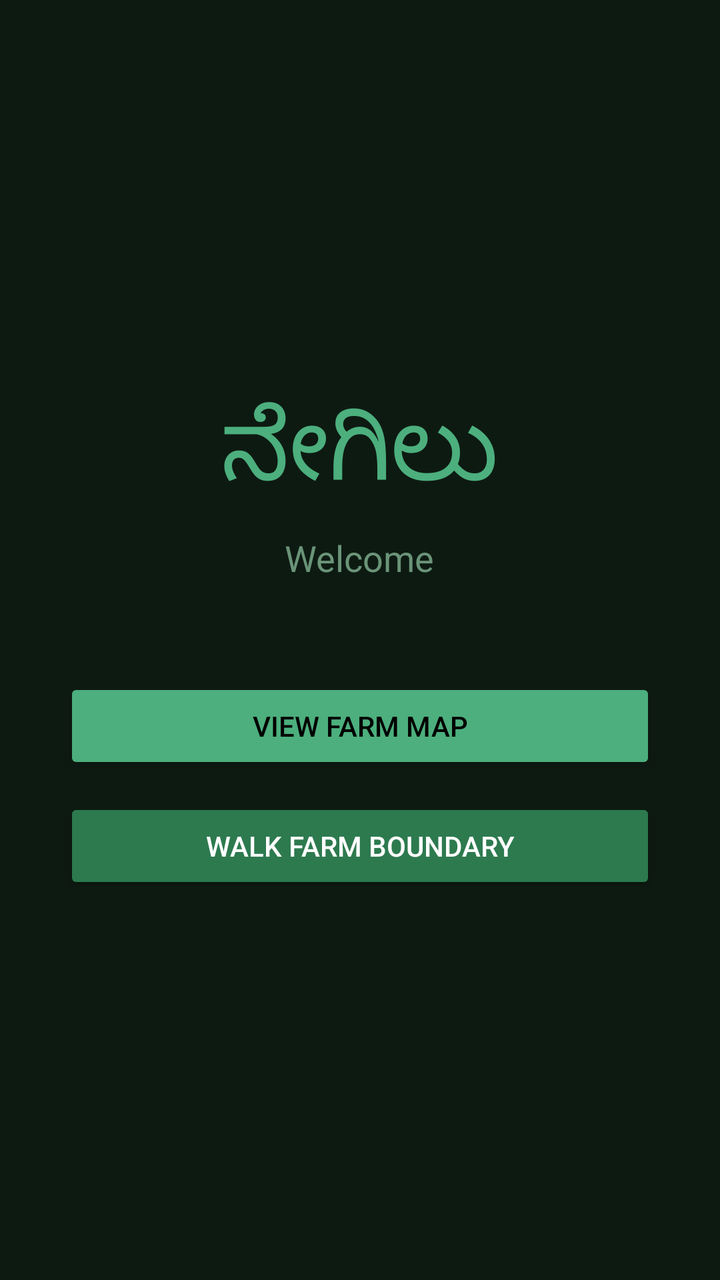
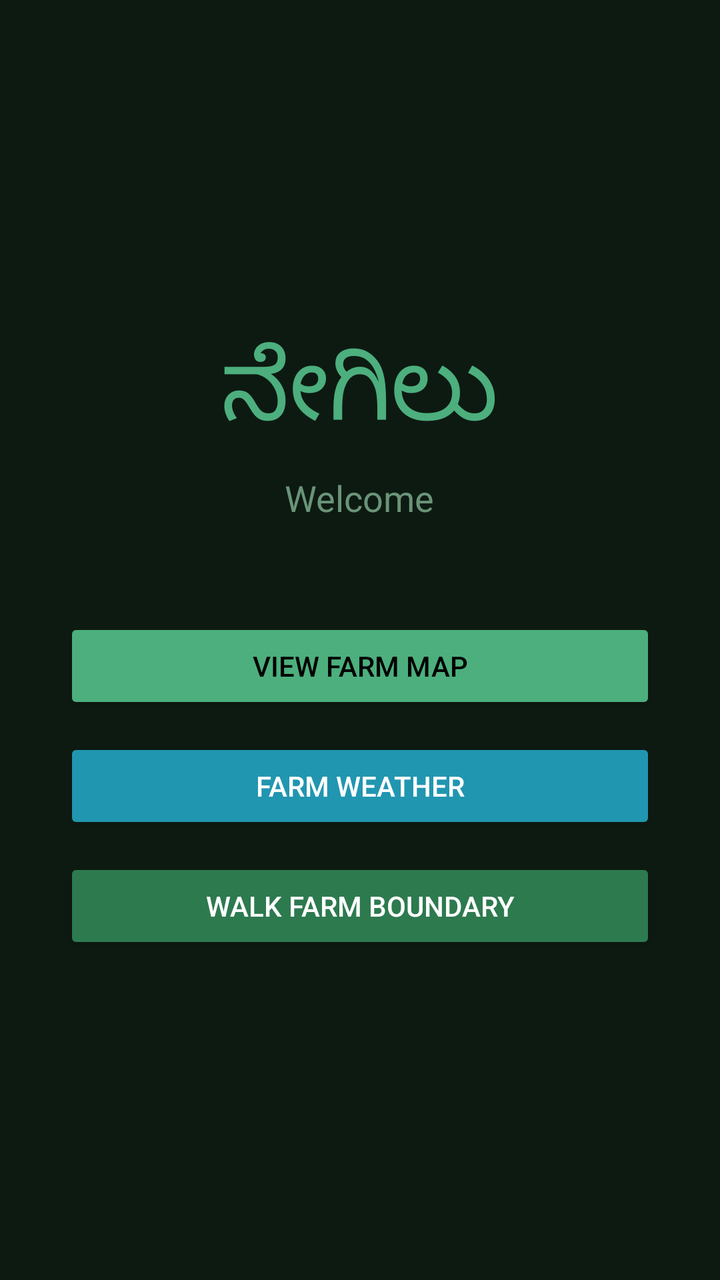

Screens rendered from an Android XML layout before and after an edit, with the pre-edit source and the edit as a unified diff.
<!-- AndroidManifest.xml: application theme Theme.Negilu -->
<!-- res/layout/activity_main.xml -->
<?xml version="1.0" encoding="utf-8"?>
<LinearLayout xmlns:android="http://schemas.android.com/apk/res/android"
    android:layout_width="match_parent"
    android:layout_height="match_parent"
    android:orientation="vertical"
    android:padding="32dp"
    android:gravity="center_vertical"
    android:background="#0d1a12">

    <TextView
        android:layout_width="wrap_content"
        android:layout_height="wrap_content"
        android:text="ನೇಗಿಲು"
        android:textSize="48sp"
        android:textColor="#4caf7d"
        android:layout_gravity="center_horizontal"
        android:layout_marginBottom="8dp"/>

    <TextView
        android:id="@+id/welcomeText"
        android:layout_width="wrap_content"
        android:layout_height="wrap_content"
        android:text="Welcome"
        android:textSize="18sp"
        android:textColor="#6a9478"
        android:layout_gravity="center_horizontal"
        android:gravity="center"
        android:layout_marginBottom="48dp"/>

    <Button
        android:id="@+id/viewMapButton"
        android:layout_width="match_parent"
        android:layout_height="wrap_content"
        android:text="View Farm Map"
        android:backgroundTint="#4caf7d"
        android:textColor="#000000"
        android:padding="14dp"
        android:layout_marginBottom="12dp"/>

    <Button
        android:id="@+id/boundaryWalkButton"
        android:layout_width="match_parent"
        android:layout_height="wrap_content"
        android:text="Walk Farm Boundary"
        android:backgroundTint="#2d7a4f"
        android:textColor="#ffffff"
        android:padding="14dp"/>

</LinearLayout>
<!-- resources referenced by this layout -->
<resources>
  <style name="Theme.Negilu" parent="Theme.MaterialComponents.DayNight.DarkActionBar">
          
          <item name="colorPrimary">@color/purple_500</item>
          <item name="colorPrimaryVariant">@color/purple_700</item>
          <item name="colorOnPrimary">@color/white</item>
          
          <item name="colorSecondary">@color/teal_200</item>
          <item name="colorSecondaryVariant">@color/teal_700</item>
          <item name="colorOnSecondary">@color/black</item>
          
          <item name="android:statusBarColor">?attr/colorPrimaryVariant</item>
          
      </style>
  <color name="purple_500">#FF6200EE</color>
  <color name="purple_700">#FF3700B3</color>
  <color name="white">#FFFFFFFF</color>
  <color name="teal_200">#FF03DAC5</color>
  <color name="teal_700">#FF018786</color>
  <color name="black">#FF000000</color>
</resources>

<!-- the commit's change to res/layout/activity_main.xml (unified diff, before → after) -->
@@ -38,6 +38,16 @@
         android:layout_marginBottom="12dp"/>
 
     <Button
+        android:id="@+id/weatherButton"
+        android:layout_width="match_parent"
+        android:layout_height="wrap_content"
+        android:text="Farm Weather"
+        android:backgroundTint="#2196b0"
+        android:textColor="#ffffff"
+        android:padding="14dp"
+        android:layout_marginBottom="12dp"/>
+
+    <Button
         android:id="@+id/boundaryWalkButton"
         android:layout_width="match_parent"
         android:layout_height="wrap_content"
